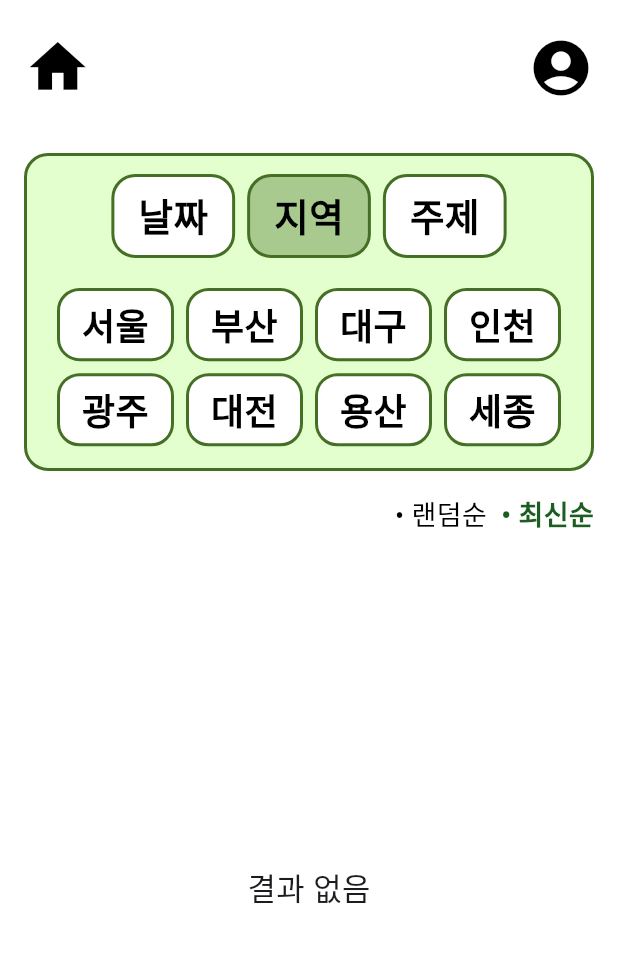
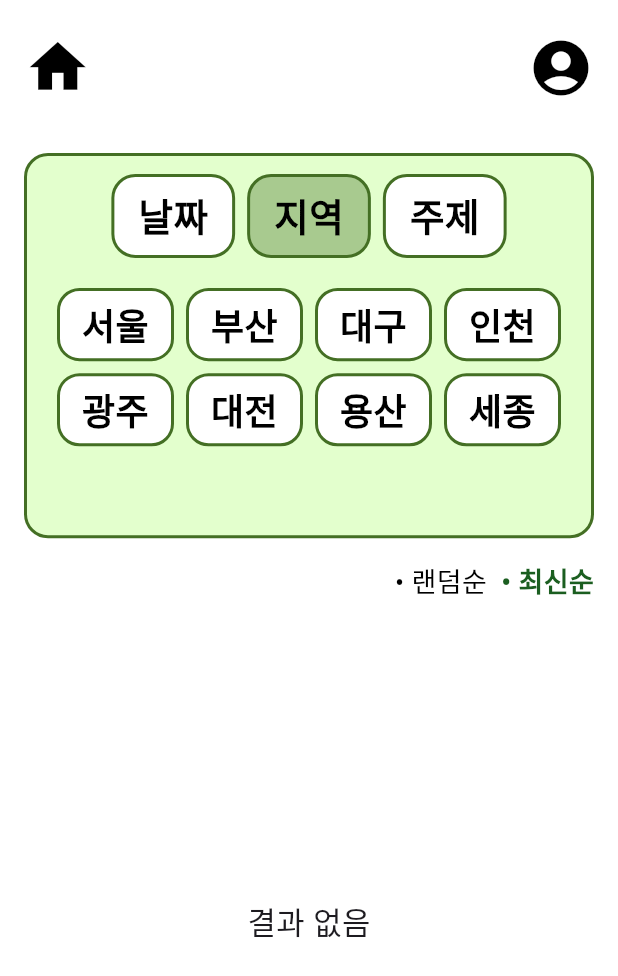
Before and after one commit to sswu-capstoneDesign2025/frontend, a Flutter app: the UserStoreScreen widget shown alone on an empty page, opened directly, after a tap on "날짜", after a tap on "지역", on a phone screen of 412 x 824 dp. Shown: the top 976 px of the screen. Run offline on Flutter 3.47's test engine with Material 3 defaults, Android fonts, the light colour scheme and no system bars; our stand-ins replace app_links, audioplayers, file_picker, flutter_dotenv, flutter_riverpod, flutter_spinkit and 6 more; missing offline and left inert: flutter_web_auth_2, record; accounts and stored records are empty; network calls fail; Roboto replaces fonts that are missing (HakgyoansimGeurimilgi).

Commit message:
fix: "UI 깨짐 해결"

```diff
--- a/lib/screens/userstore/user_store.dart
+++ b/lib/screens/userstore/user_store.dart
@@ -280,7 +280,7 @@ class _UserStoreScreenState extends State<UserStoreScreen> {
                   ),
                 if (selectedCategory == '지역')
                   SizedBox(
-                    height: (screenWidth * 0.25).clamp(120.0, 200.0),
+                    height: (screenWidth * 0.4).clamp(120.0, 200.0),
                     child: GridView.count(
                       crossAxisCount: 4,
                       childAspectRatio: 1.6,
```
